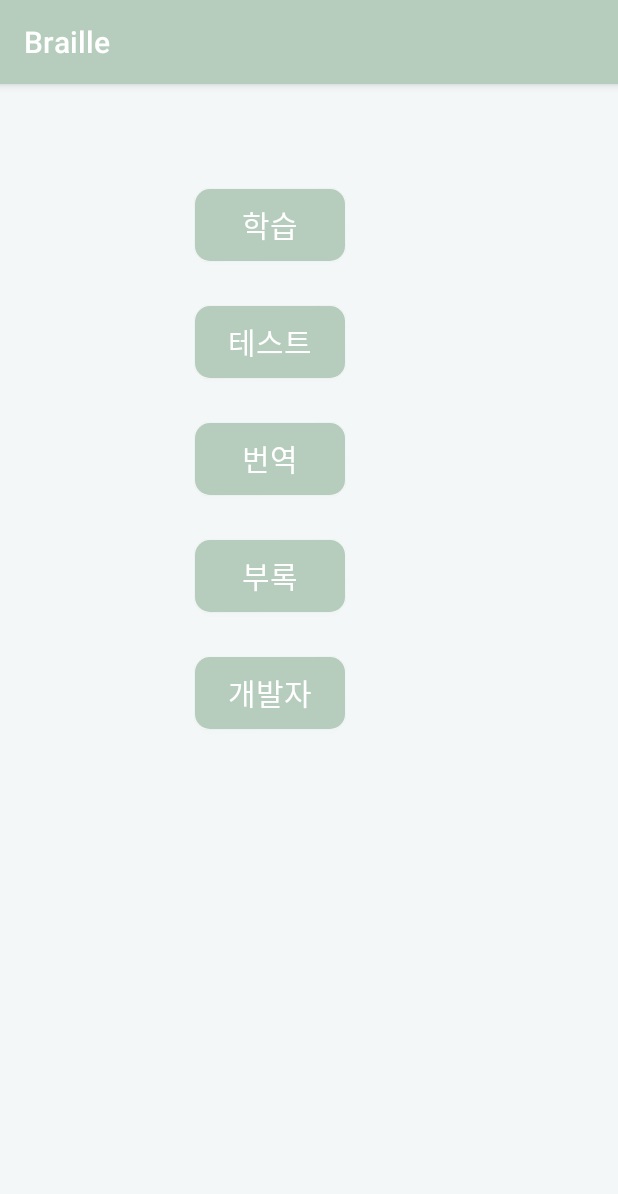
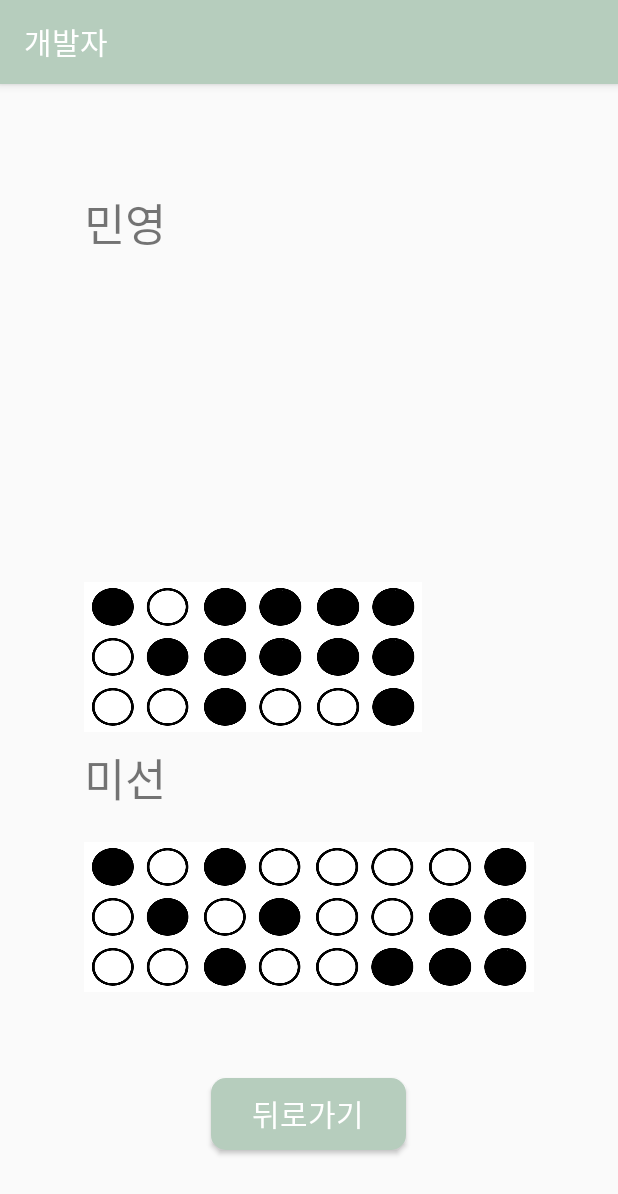
Before and after one commit to 11mia/zoljak, an Android app: the screen it shows after launch (MainActivity before the commit, DeveloperActivity after it), after a tap on "개발자", on a phone screen of 412 x 824 dp. Shown: the top 1194 px of the screen. Run offline under Robolectric (Android 15) with nearby library versions, the phone set to English and light mode, and no system bars.

```diff
--- a/Braille/app/src/main/AndroidManifest.xml
+++ b/Braille/app/src/main/AndroidManifest.xml
@@ -20,6 +20,8 @@
         <activity android:name=".Splash_Activity"/>
         <activity android:name=".StudyMainActivity"/>
         <activity android:name=".StudyConsonantActivity"/>
+        <activity android:name=".DeveloperActivity"/>
+        <activity android:name=".TestActivity"/>
     </application>
 
 </manifest>
--- /dev/null
+++ b/Braille/app/src/main/java/com/example/miseon/braille/DeveloperActivity.java
@@ -0,0 +1,21 @@
+package com.example.miseon.braille;
+
+
+import android.os.Bundle;
+import android.support.v7.app.AppCompatActivity;
+import android.view.View;
+
+public class DeveloperActivity extends AppCompatActivity{
+    @Override
+    protected void onCreate(Bundle savedInstanceState) {
+        super.onCreate(savedInstanceState);
+        setContentView(R.layout.activity_developer);
+        setTitle("개발자");
+
+
+    }
+    public void GoBack(View v){
+        finish();
+    }
+
+}
--- /dev/null
+++ b/Braille/app/src/main/res/layout/activity_developer.xml
@@ -0,0 +1,247 @@
+<?xml version="1.0" encoding="utf-8"?>
+<RelativeLayout xmlns:android="http://schemas.android.com/apk/res/android"
+    android:orientation="vertical" android:layout_width="match_parent"
+    android:layout_height="match_parent">
+    <TextView
+        android:layout_width="100dp"
+        android:layout_height="wrap_content"
+        android:textSize="30dp"
+        android:text="민영"
+        android:layout_alignParentTop="true"
+        android:layout_alignLeft="@+id/linearLayout3"
+        android:layout_alignStart="@+id/linearLayout3"
+        android:layout_marginTop="70dp" />
+
+    <LinearLayout
+        android:id="@+id/linearLayout3"
+        android:layout_width="225dp"
+        android:layout_height="100dp"
+
+        android:orientation="horizontal"
+        android:layout_alignBottom="@+id/textView6"
+        android:layout_alignLeft="@+id/textView6"
+        android:layout_alignStart="@+id/textView6"
+        android:layout_marginBottom="53dp">
+
+        <LinearLayout
+            android:layout_width="0dp"
+            android:layout_height="match_parent"
+            android:layout_weight="1"
+            android:orientation="vertical">
+
+            <ImageView
+                android:layout_width="match_parent"
+                android:layout_height="0dp"
+                android:layout_weight="1"
+                android:background="@drawable/c10" />
+
+            <ImageView
+                android:layout_width="match_parent"
+                android:layout_height="0dp"
+                android:layout_weight="1"
+                android:background="@drawable/c01" />
+
+            <ImageView
+                android:layout_width="match_parent"
+                android:layout_height="0dp"
+                android:layout_weight="1"
+                android:background="@drawable/c00" />
+
+        </LinearLayout>
+
+        <LinearLayout
+            android:layout_width="0dp"
+            android:layout_height="match_parent"
+            android:layout_weight="1"
+            android:orientation="vertical">
+
+            <ImageView
+                android:layout_width="match_parent"
+                android:layout_height="0dp"
+                android:layout_weight="1"
+                android:background="@drawable/c11" />
+
+            <ImageView
+                android:layout_width="match_parent"
+                android:layout_height="0dp"
+                android:layout_weight="1"
+                android:background="@drawable/c11" />
+
+            <ImageView
+                android:layout_width="match_parent"
+                android:layout_height="0dp"
+                android:layout_weight="1"
+                android:background="@drawable/c10" />
+
+        </LinearLayout>
+
+        <LinearLayout
+            android:layout_width="0dp"
+            android:layout_height="match_parent"
+            android:layout_weight="1"
+            android:orientation="vertical">
+
+            <ImageView
+                android:layout_width="match_parent"
+                android:layout_height="0dp"
+                android:layout_weight="1"
+                android:background="@drawable/c11" />
+
+            <ImageView
+                android:layout_width="match_parent"
+                android:layout_height="0dp"
+                android:layout_weight="1"
+                android:background="@drawable/c11" />
+
+            <ImageView
+                android:layout_width="match_parent"
+                android:layout_height="0dp"
+                android:layout_weight="1"
+                android:background="@drawable/c01" />
+
+        </LinearLayout>
+
+    </LinearLayout>
+
+    <TextView
+        android:layout_width="100dp"
+        android:layout_height="wrap_content"
+        android:textSize="30dp"
+        android:text="미선"
+        android:layout_marginBottom="120dp"
+        android:id="@+id/textView6"
+        android:layout_alignBottom="@+id/linearLayout6"
+        android:layout_alignLeft="@+id/linearLayout6"
+        android:layout_alignStart="@+id/linearLayout6" />
+
+    <LinearLayout
+        android:layout_width="300dp"
+        android:layout_height="100dp"
+        android:orientation="horizontal"
+        android:layout_above="@+id/button5"
+        android:layout_centerHorizontal="true"
+        android:layout_marginBottom="57dp"
+        android:id="@+id/linearLayout6">
+
+        <LinearLayout
+            android:layout_width="0dp"
+            android:layout_height="match_parent"
+            android:layout_weight="1"
+            android:orientation="vertical"
+            >
+
+            <ImageView
+                android:layout_width="match_parent"
+                android:layout_height="0dp"
+                android:layout_weight="1"
+                android:background="@drawable/c10" />
+
+            <ImageView
+                android:layout_width="match_parent"
+                android:layout_height="0dp"
+                android:layout_weight="1"
+                android:background="@drawable/c01" />
+
+            <ImageView
+                android:layout_width="match_parent"
+                android:layout_height="0dp"
+                android:layout_weight="1"
+                android:background="@drawable/c00" />
+
+        </LinearLayout>
+
+        <LinearLayout
+            android:layout_width="0dp"
+            android:layout_height="match_parent"
+            android:layout_weight="1"
+            android:orientation="vertical"
+            >
+
+            <ImageView
+                android:id="@+id/imageView4"
+                android:layout_width="match_parent"
+                android:layout_height="0dp"
+                android:layout_weight="1"
+                android:background="@drawable/c10" />
+
+            <ImageView
+                android:layout_width="match_parent"
+                android:layout_height="0dp"
+                android:layout_weight="1"
+                android:background="@drawable/c01" />
+
+            <ImageView
+                android:layout_width="match_parent"
+                android:layout_height="0dp"
+                android:layout_weight="1"
+                android:background="@drawable/c10" />
+
+        </LinearLayout>
+
+        <LinearLayout
+            android:layout_width="0dp"
+            android:layout_height="match_parent"
+            android:layout_weight="1"
+            android:orientation="vertical">
+
+            <ImageView
+                android:layout_width="match_parent"
+                android:layout_height="0dp"
+                android:layout_weight="1"
+                android:background="@drawable/c00" />
+
+            <ImageView
+                android:layout_width="match_parent"
+                android:layout_height="0dp"
+                android:layout_weight="1"
+                android:background="@drawable/c00" />
+
+            <ImageView
+                android:layout_width="match_parent"
+                android:layout_height="0dp"
+                android:layout_weight="1"
+                android:background="@drawable/c01" />
+
+        </LinearLayout>
+        <LinearLayout
+            android:layout_width="0dp"
+            android:layout_height="match_parent"
+            android:layout_weight="1"
+            android:orientation="vertical">
+
+            <ImageView
+                android:layout_width="match_parent"
+                android:layout_height="0dp"
+                android:layout_weight="1"
+                android:background="@drawable/c01" />
+
+            <ImageView
+                android:layout_width="match_parent"
+                android:layout_height="0dp"
+                android:layout_weight="1"
+                android:background="@drawable/c11" />
+
+            <ImageView
+                android:layout_width="match_parent"
+                android:layout_height="0dp"
+                android:layout_weight="1"
+                android:background="@drawable/c11" />
+
+        </LinearLayout>
+
+    </LinearLayout>
+    <Button
+        android:layout_width="130dp"
+        android:layout_height="wrap_content"
+        android:text="뒤로가기"
+        android:background="@drawable/shape_list"
+        android:clickable="true"
+        android:onClick="GoBack"
+        android:textColor="#ffffff"
+        android:textSize="20sp"
+        android:layout_alignParentBottom="true"
+        android:layout_centerHorizontal="true"
+        android:layout_marginBottom="57dp"
+        android:id="@+id/button5" />
+
+</RelativeLayout>
--- a/Braille/app/src/main/res/layout/activity_main.xml
+++ b/Braille/app/src/main/res/layout/activity_main.xml
@@ -39,7 +39,7 @@
         android:layout_height="wrap_content"
         android:textSize="20sp"
         android:background="@drawable/shape_list"
-        android:text="번역"
+        android:text="변환"
         android:layout_marginLeft="130dp"
         android:layout_marginTop="30dp"
         android:textColor="#ffffffff"
--- a/Braille/app/src/main/res/values/colors.xml
+++ b/Braille/app/src/main/res/values/colors.xml
@@ -2,5 +2,5 @@
 <resources>
     <color name="colorPrimary">#B6CDBD</color>
     <color name="colorPrimaryDark">#5C715E</color>
-    <color name="colorAccent">#FF4081</color>
+    <color name="colorAccent">#5C715E</color>
 </resources>
```
Also changed, not shown: Braille/app/src/main/java/com/example/miseon/braille/MainActivity.java (+49 -0 lines), Braille/app/src/main/java/com/example/miseon/braille/TestActivity.java (added, +21 -0 lines), Braille/app/src/main/res/layout/activity_splash.xml (+4 -3 lines), Braille/app/src/main/res/layout/activity_test.xml (added, +43 -0 lines), Braille/app/src/main/res/layout/fragment_final_consonant.xml (+72 -3 lines), Braille/app/src/main/res/drawable/c00.png (added), Braille/app/src/main/res/drawable/c01.png (added), Braille/app/src/main/res/drawable/c10.png (added), Braille/app/src/main/res/drawable/c11.png (added), Braille/app/src/main/res/drawable/c127777.png (added).
